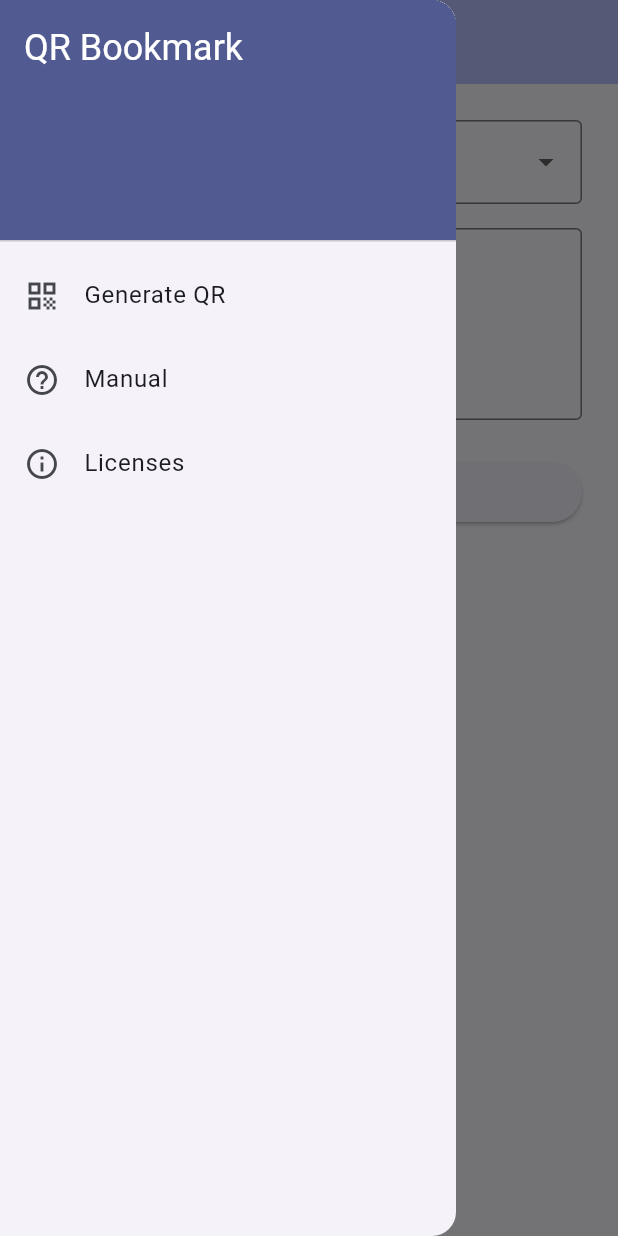
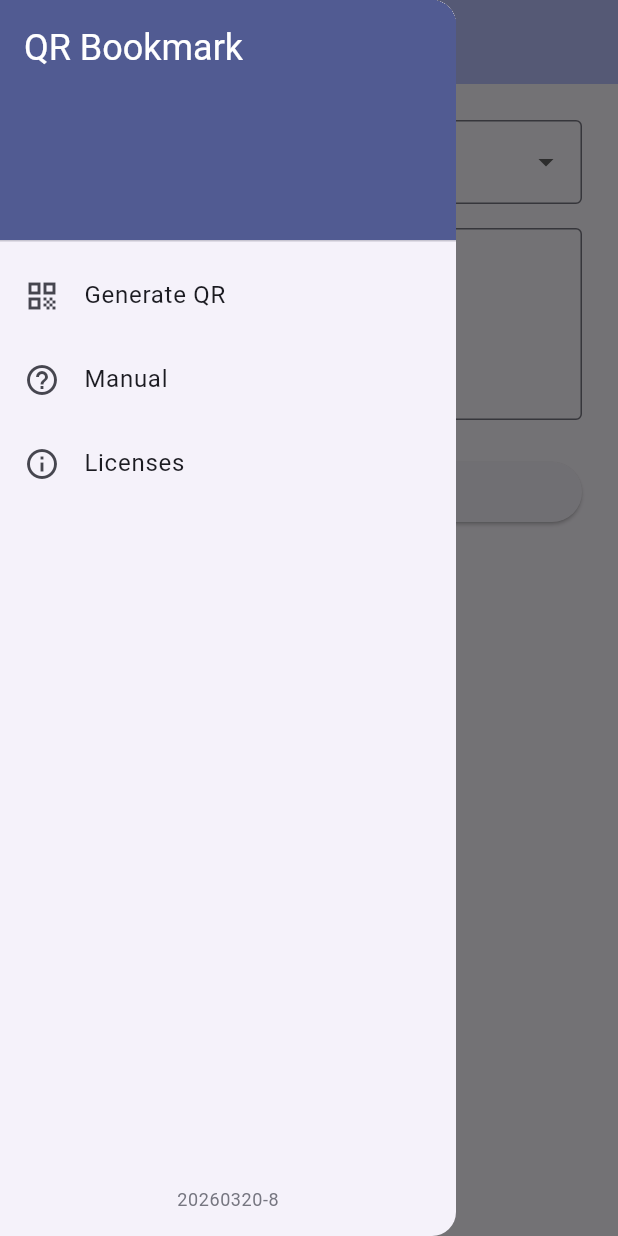
Before and after one commit to xisai/qr_bookmark, a Flutter app: the screen it shows after launch, with the side drawer open, on a phone screen of 412 x 824 dp. Run offline on Flutter 3.47's test engine with Material 3 defaults, Android fonts, the phone set to English and light mode, and no system bars; our stand-ins replace go_router, pretty_qr_code; missing offline and left inert: dart:html, qr.

Commit message:
Add version display to navigation drawer
Show app version (yyyyMMdd-N format) at the bottom of the hamburger menu.
Version is defined in app_version.dart and updated manually on each commit.

Co-Authored-By: Claude Sonnet 4.6 <noreply@anthropic.com>

```diff
--- /dev/null
+++ b/lib/app_version.dart
@@ -0,0 +1,6 @@
+/// アプリのバージョン文字列。
+///
+/// 形式: yyyyMMdd-N
+///   yyyyMMdd … コミット日
+///   N        … その日のコミット通し番号（1始まり）
+const String kAppVersion = '20260320-8';
--- a/lib/widgets/app_scaffold.dart
+++ b/lib/widgets/app_scaffold.dart
@@ -1,6 +1,7 @@
 import 'package:flutter/material.dart';
 import 'package:go_router/go_router.dart';
 
+import '../app_version.dart';
 import '../l10n/app_localizations.dart';
 
 /// Common scaffold that provides an AppBar and a navigation drawer
@@ -37,6 +38,9 @@ class _AppDrawer extends StatelessWidget {
   @override
   Widget build(BuildContext context) {
     return Drawer(
+      child: Column(
+        children: [
+          Expanded(
             child: ListView(
               padding: EdgeInsets.zero,
               children: [
@@ -80,6 +84,18 @@ class _AppDrawer extends StatelessWidget {
                 ),
               ],
             ),
+          ),
+          Padding(
+            padding: const EdgeInsets.all(16),
+            child: Text(
+              kAppVersion,
+              style: Theme.of(context).textTheme.bodySmall?.copyWith(
+                    color: Theme.of(context).colorScheme.outline,
+                  ),
+            ),
+          ),
+        ],
+      ),
     );
   }
 }
```
Lines whose indentation alone changed are shown as unchanged.
